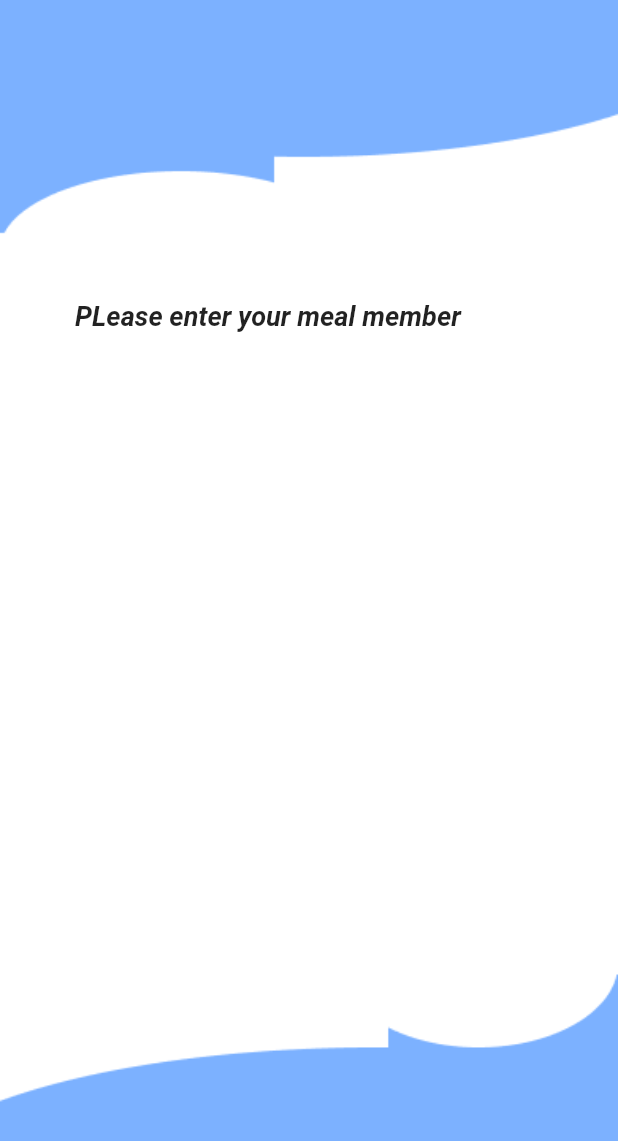
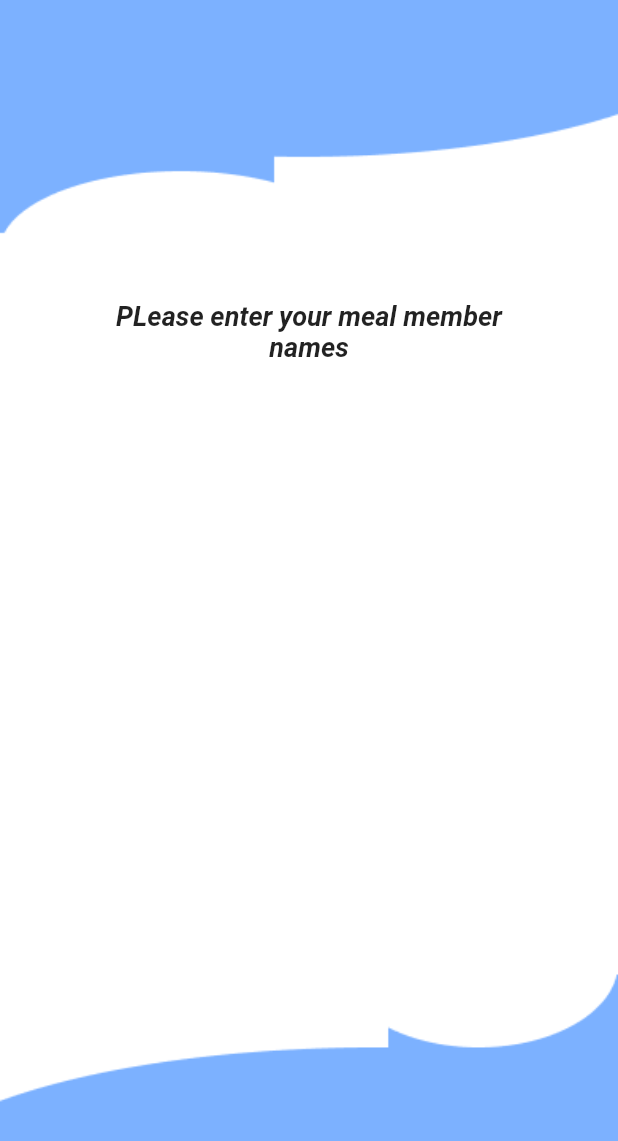
Before and after one commit to AbuShyedHemel/daily_calculation, a Flutter app: the MemberInput screen opened directly, on a phone screen of 412 x 824 dp. Shown: the top 1141 px of the screen. Run offline on Flutter 3.47's test engine with Material 2 defaults, Android fonts, the phone set to English and light mode, and no system bars; our stand-ins replace get.

Commit message:
my commit3

```diff
--- a/lib/view/memberinput/memberinput.dart
+++ b/lib/view/memberinput/memberinput.dart
@@ -18,7 +18,7 @@ class MemberInput extends StatelessWidget {
             Padding(
               padding: EdgeInsets.only(top: 200, left: 50, right: 50),
               child: Text(
-                'PLease enter your meal member',
+                'PLease enter your meal member names',
                 style: TextStyle(
                     fontSize: 18,
                     fontStyle: FontStyle.italic,
```
